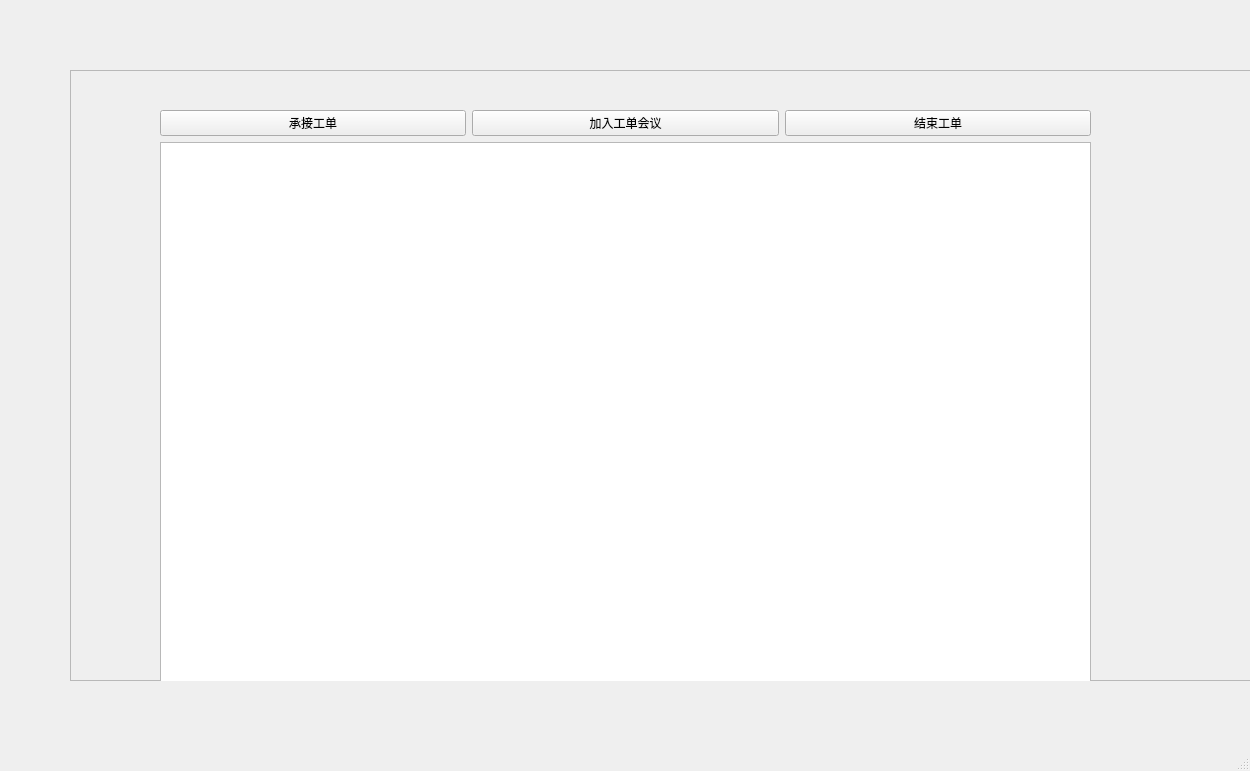
First picture: the form in ExpClient/mainwindow.ui, repository 2306nian/FacExpSys, before the edit.
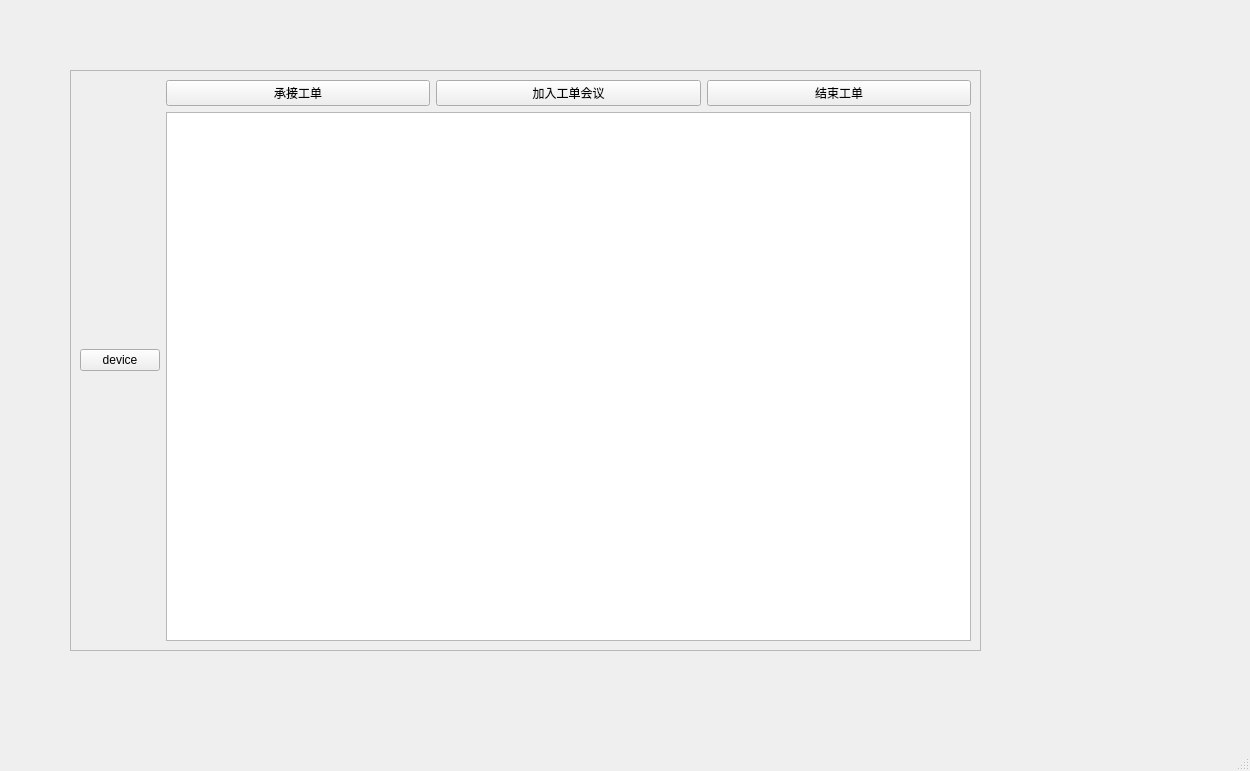
Second picture: the form after the edit.

Diff of the .ui file:
```diff
--- a/ExpClient/mainwindow.ui
+++ b/ExpClient/mainwindow.ui
@@ -19,8 +19,8 @@
      <rect>
       <x>70</x>
       <y>70</y>
-      <width>1201</width>
-      <height>611</height>
+      <width>911</width>
+      <height>581</height>
      </rect>
     </property>
     <property name="frameShape">
@@ -29,15 +29,15 @@
     <property name="frameShadow">
      <enum>QFrame::Raised</enum>
     </property>
-    <widget class="QWidget" name="layoutWidget">
-     <property name="geometry">
-      <rect>
-       <x>90</x>
-       <y>40</y>
-       <width>931</width>
-       <height>601</height>
-      </rect>
-     </property>
+    <layout class="QHBoxLayout" name="horizontalLayout_2">
+     <item>
+      <widget class="QPushButton" name="pushButton">
+       <property name="text">
+        <string>device</string>
+       </property>
+      </widget>
+     </item>
+     <item>
      <layout class="QVBoxLayout" name="verticalLayout">
       <item>
        <layout class="QHBoxLayout" name="horizontalLayout">
@@ -72,7 +72,8 @@
        </widget>
       </item>
      </layout>
-    </widget>
+     </item>
+    </layout>
    </widget>
   </widget>
   <widget class="QMenuBar" name="menubar">
```
Lines whose indentation alone changed are shown as unchanged.
